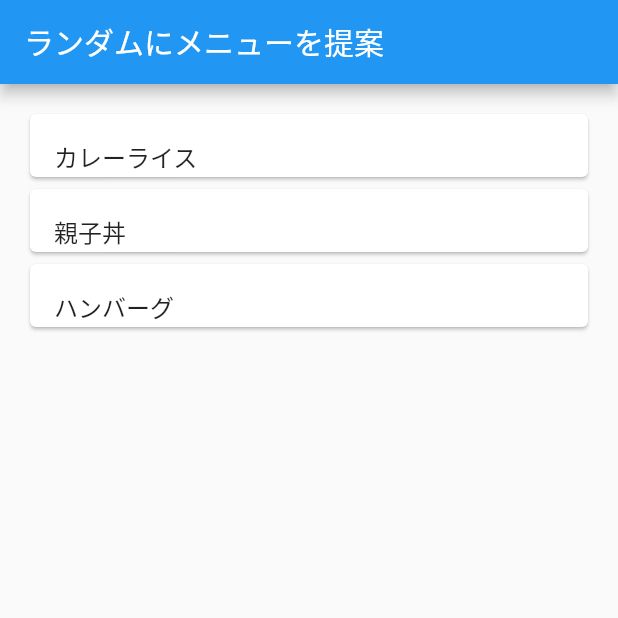
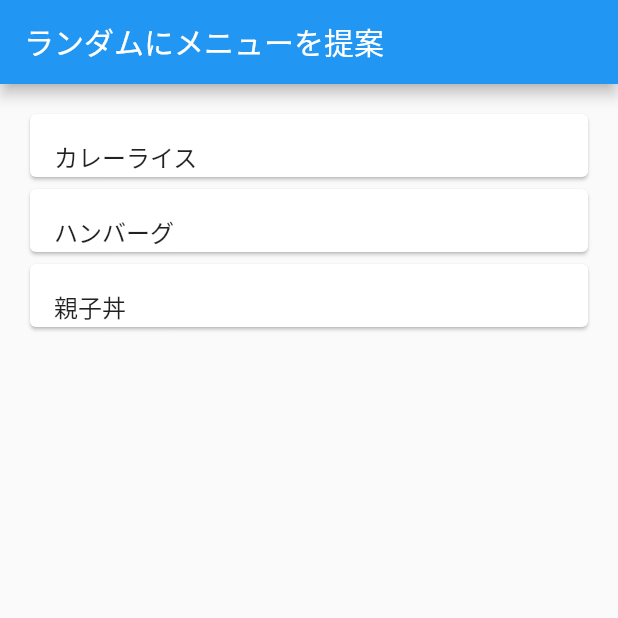
Before and after one commit to enpitut2021/phoenix, a Flutter app: the screen it shows after launch, on a phone screen of 412 x 824 dp, the top half of it. Run offline on Flutter 3.47's test engine with Material 2 defaults, Android fonts, the phone set to English and light mode, and no system bars.

Commit message:
ランダムにメニューを表示

```diff
--- a/lib/main.dart
+++ b/lib/main.dart
@@ -1,4 +1,5 @@
 import 'package:flutter/material.dart';
+import 'dart:math' as math;
 
 void main() {
   runApp(const MyApp());
@@ -38,16 +39,28 @@ class _SuggestMenusState extends State<SuggestMenus> {
     );
   }
 
+  List _shuffle(List items) {
+    var random = new math.Random();
+    for (var i = items.length - 1; i > 0; i--) {
+      var n = random.nextInt(i + 1);
+      var temp = items[i];
+      items[i] = items[n];
+      items[n] = temp;
+    }
+    return items;
+  }
+
   Widget _buildSuggestions() {
     //このリストはあとでjsonからとってくるようにする
     final List<String> Menus = <String>['カレーライス', '親子丼', 'ハンバーグ'];
+    final randomMenus = _shuffle(Menus);
     return ListView.builder(
       padding: const EdgeInsets.all(16),
       itemCount: Menus.length,
       itemBuilder: (BuildContext context, int index) {
         return Container(
           height: 50,
-          child: _tile(Menus[index]),
+          child: _tile(randomMenus[index]),
         );
       },
     );
```
Also changed, not shown: 10 other files.
